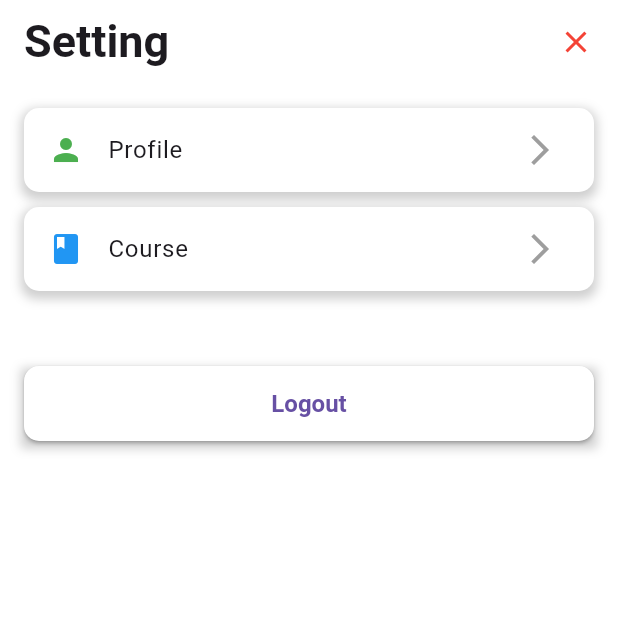
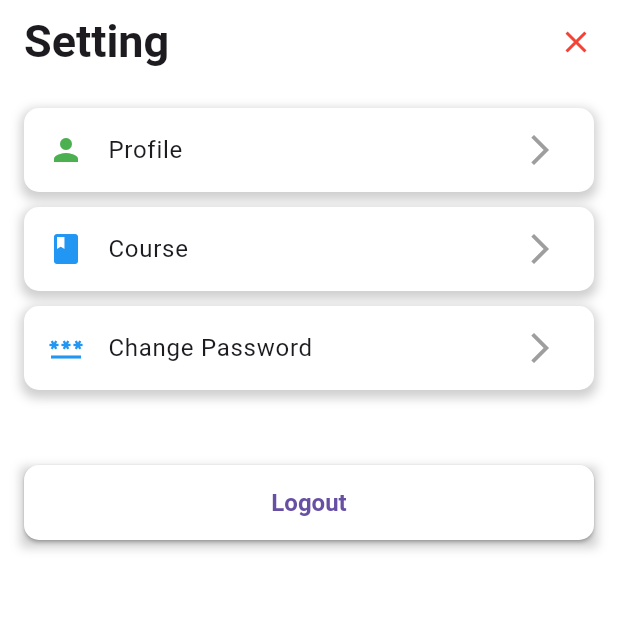
Before and after one commit to anish477/codify, a Flutter app: the screen it shows once a user with an empty profile is signed in, item 5 of the bottom bar chosen, after a tap on the "settings" icon, on a phone screen of 412 x 824 dp, the top half of it. Run offline on Flutter 3.47's test engine with Material 3 defaults, Android fonts, the phone set to English and light mode, and no system bars; our stand-ins replace cloud_firestore, firebase_auth, firebase_core, flutter_highlight, google_sign_in, image_picker and 5 more; missing offline and left inert: flutter_blockly, flutter_code_editor, highlight; accounts and stored records are empty; network calls fail.

Commit message:
Password Change Added

```diff
--- a/Project/codify/lib/gamification/leaderboard_service.dart
+++ b/Project/codify/lib/gamification/leaderboard_service.dart
@@ -48,19 +48,55 @@ class LeaderboardService {
     }
     return userPoints;
   }
-  Future<Map<String, int>> getTotalPointsByUserPerDayLast7Days(String userId) async {
-    DateTime now = DateTime.now();
-    Map<String, int> dailyPoints = {};
+  // Future<Map<String, int>> getTotalPointsByUserPerDayLast7Days(String userId) async {
+  //   DateTime now = DateTime.now();
+  //   Map<String, int> dailyPoints = {};
+  //
+  //   for (int i = 0; i < 7; i++) {
+  //     DateTime dayStart = DateTime(now.year, now.month, now.day).subtract(Duration(days: i));
+  //     DateTime dayEnd = dayStart.add(Duration(days: 1));
+  //
+  //     QuerySnapshot snapshot = await _firestore
+  //         .collection('leaderboard')
+  //         .where('userId', isEqualTo: userId)
+  //         .where('timestamp', isGreaterThanOrEqualTo: dayStart)
+  //         .where('timestamp', isLessThan: dayEnd)
+  //         .get();
+  //
+  //     int totalPoints = 0;
+  //     for (var doc in snapshot.docs) {
+  //       var data = doc.data() as Map<String, dynamic>;
+  //       if (data.containsKey('points')) {
+  //         totalPoints += data['points'] as int;
+  //       }
+  //     }
+  //     dailyPoints[DateFormat('yyyy-MM-dd').format(dayStart)] = totalPoints;
+  //   }
+  //
+  //   return dailyPoints;
+  // }
 
-    for (int i = 0; i < 7; i++) {
-      DateTime dayStart = DateTime(now.year, now.month, now.day).subtract(Duration(days: i));
-      DateTime dayEnd = dayStart.add(Duration(days: 1));
+  Future<Map<String, dynamic>> getWeeklyPointsWithReset(String userId) async {
+
+    bool wasReset = await _checkAndResetWeeklyPoints(userId);
+
+
+    int totalPoints = await _getTotalPointsForPast7Days(userId);
+
+    return {
+      'totalPoints': totalPoints,
+      'wasReset': wasReset
+    };
+  }
+
+
+  Future<int> _getTotalPointsForPast7Days(String userId) async {
+    DateTime sevenDaysAgo = DateTime.now().subtract(const Duration(days: 7));
 
     QuerySnapshot snapshot = await _firestore
         .collection('leaderboard')
         .where('userId', isEqualTo: userId)
-          .where('timestamp', isGreaterThanOrEqualTo: dayStart)
-          .where('timestamp', isLessThan: dayEnd)
+        .where('timestamp', isGreaterThanOrEqualTo: sevenDaysAgo)
         .get();
 
     int totalPoints = 0;
@@ -70,10 +106,40 @@ class LeaderboardService {
         totalPoints += data['points'] as int;
       }
     }
-      dailyPoints[DateFormat('yyyy-MM-dd').format(dayStart)] = totalPoints;
+
+    return totalPoints;
   }
 
-    return dailyPoints;
+
+  Future<bool> _checkAndResetWeeklyPoints(String userId) async {
+
+    DocumentReference resetRef = _firestore.collection('pointsResetTracker').doc(userId);
+
+
+    DocumentSnapshot resetDoc = await resetRef.get();
+    DateTime now = DateTime.now();
+
+    if (!resetDoc.exists) {
+
+      await resetRef.set({
+        'lastResetDate': now,
+        'userId': userId
+      });
+      return false;
+    } else {
+
+      Map<String, dynamic> data = resetDoc.data() as Map<String, dynamic>;
+      DateTime lastReset = (data['lastResetDate'] as Timestamp).toDate();
+      Duration difference = now.difference(lastReset);
+
+      if (difference.inDays >= 7) {
+
+        await resetRef.update({'lastResetDate': now});
+        return true;
+      }
+
+      return false;
+    }
   }
 
 }
--- a/Project/codify/lib/pages/setting.dart
+++ b/Project/codify/lib/pages/setting.dart
@@ -2,6 +2,8 @@ import "package:flutter/material.dart";
 import "package:codify/services/auth.dart";
 import 'package:codify/pages/add_course.dart';
 import 'package:codify/pages/add_profile.dart';
+
+import 'change_password.dart';
 
 class Setting extends StatefulWidget {
   const Setting({super.key});
@@ -82,6 +84,31 @@ class _SettingState extends State<Setting> {
                   Navigator.push(context, MaterialPageRoute(builder: (context) => AddCourse()));
                 },
               ),
+
+            ),
+            const SizedBox(height: 10),
+            Container(
+              decoration: BoxDecoration(
+                color: Colors.white,
+                borderRadius: BorderRadius.circular(10),
+                boxShadow: [
+                  BoxShadow(
+                    color: Colors.grey.withOpacity(0.5),
+                    spreadRadius: 2,
+                    blurRadius: 5,
+                    offset: Offset(0, 3),
+                  ),
+                ],
+              ),
+              child: ListTile(
+                leading: Icon(Icons.password, color: Colors.blue),
+                title: const Text("Change Password"),
+                trailing: Icon(Icons.arrow_forward_ios, color: Colors.grey),
+                onTap: () {
+                  Navigator.push(context, MaterialPageRoute(builder: (context) => ChangePassword()));
+                },
+              ),
+
             ),
             const SizedBox(height: 50),
             Container(
--- a/Project/codify/lib/provider/leaderboard_provider.dart
+++ b/Project/codify/lib/provider/leaderboard_provider.dart
@@ -11,10 +11,15 @@ class LeaderboardProvider extends ChangeNotifier {
   Map<String, int> _userPoints = {};
   Map<String, int> _userPointsForGraph = {};
   String? _userId;
+  Map<String, dynamic> _weeklyPointsData = {};
+  int _totalWeeklyPoints = 0;
+  bool _wasPointsReset = false;
 
   List<Leaderboard> get leaderboardEntries => _leaderboardEntries;
   Map<String, int> get userPoints => _userPoints;
   Map<String, int> get userPointsForGraph => _userPointsForGraph;
+  int get totalWeeklyPoints => _totalWeeklyPoints;
+  bool get wasPointsReset => _wasPointsReset;
 
   LeaderboardProvider() {
     _initializeLeaderboard();
@@ -56,16 +61,23 @@ class LeaderboardProvider extends ChangeNotifier {
 
   Future<void> getTotalPointsByUserPerDayLast7Days() async {
     if (_userId != null) {
-      _userPointsForGraph = await _leaderboardService.getTotalPointsByUserPerDayLast7Days(_userId!);
+      _weeklyPointsData = await _leaderboardService.getWeeklyPointsWithReset(_userId!);
+      _totalWeeklyPoints = _weeklyPointsData['totalPoints'] ?? 0;
+      _wasPointsReset = _weeklyPointsData['wasReset'] ?? false;
+
+      // Notify UI about potential reset
+      if (_wasPointsReset) {
+        // You might want to show a notification to the user
+        // that their points were reset for the new week
+      }
+
       notifyListeners();
-    }else{
+    } else {
       _userId = await _authService.getUID();
-      if(_userId != null){
-        _userPointsForGraph = await _leaderboardService.getTotalPointsByUserPerDayLast7Days(_userId!);
-        notifyListeners();
+      if (_userId != null) {
+        await getTotalPointsByUserPerDayLast7Days();
       }
     }
-
   }
 
   Future<void> refreshLeaderboard() async {
--- a/Project/codify/lib/services/auth.dart
+++ b/Project/codify/lib/services/auth.dart
@@ -17,7 +17,6 @@ class AuthService {
 
   Future<User?> signInWithGoogle() async {
     try {
-
       await _googleSignIn.signOut();
 
       final GoogleSignInAccount? googleUser = await _googleSignIn.signIn();
@@ -71,22 +70,11 @@ class AuthService {
       } else if (e.code == 'wrong-password') {
         return 'Wrong password provided for that user.';
       }
-      // else{
-      //   // Handle other FirebaseAuthException cases
-      //   return '${e.message}';
-      // }
       else{
         return 'Email or Password Invalid';
       }
-
-
-
     }
     return null;
-    // catch (e) {
-    //   print("Error during email/password sign-in: ${e.message}");
-    //   return null;
-    // }
   }
 
   Future<void> signOut() async {
@@ -97,22 +85,57 @@ class AuthService {
       print("Error signing out: $e");
     }
   }
+
   Future<String> sendPasswordResetEmail(String email) async {
     try {
       await _auth.sendPasswordResetEmail(email: email);
     } on FirebaseAuthException catch (e) {
-
       if (e.code == 'auth/ invalid-email') {
         return 'No user found for that email.';
       } else {
         return ' ${e.message}';
       }
     } catch (e) {
-
       return 'An error occurred: $e';
     }
     return '';
   }
 
+  Future<void> changePassword(String currentPassword, String newPassword) async {
+    try {
+      final User? user = _auth.currentUser;
+      if (user == null) {
+        throw 'No user is currently signed in';
+      }
 
+      // Get user email
+      final String? email = user.email;
+      if (email == null) {
+        throw 'User email is not available';
+      }
+
+      // Re-authenticate the user with their current credentials
+      final AuthCredential credential = EmailAuthProvider.credential(
+        email: email,
+        password: currentPassword,
+      );
+
+      await user.reauthenticateWithCredential(credential);
+
+      // Update the password
+      await user.updatePassword(newPassword);
+    } on FirebaseAuthException catch (e) {
+      if (e.code == 'wrong-password') {
+        throw 'Current password is incorrect';
+      } else if (e.code == 'weak-password') {
+        throw 'New password is too weak';
+      } else if (e.code == 'requires-recent-login') {
+        throw 'Please sign in again before changing your password';
+      } else {
+        throw 'Error: ${e.message}';
+      }
+    } catch (e) {
+      throw 'Failed to change password: $e';
+    }
+  }
 }
--- a/Project/codify/pubspec.yaml
+++ b/Project/codify/pubspec.yaml
@@ -56,6 +56,7 @@ dependencies:
   collection: any
   flutter_blockly: ^1.6.0
   cached_network_image: ^3.4.1
+  webview_flutter: ^4.10.0
 dev_dependencies:
   flutter_test:
     sdk: flutter
```
Also changed, not shown: Project/codify/lib/gamification/blockly.dart (+15 -37 lines), Project/codify/lib/pages/change_password.dart (added, +276 -0 lines), Project/codify/pubspec.lock, 4 other files. Lines whose indentation alone changed are shown as unchanged.
